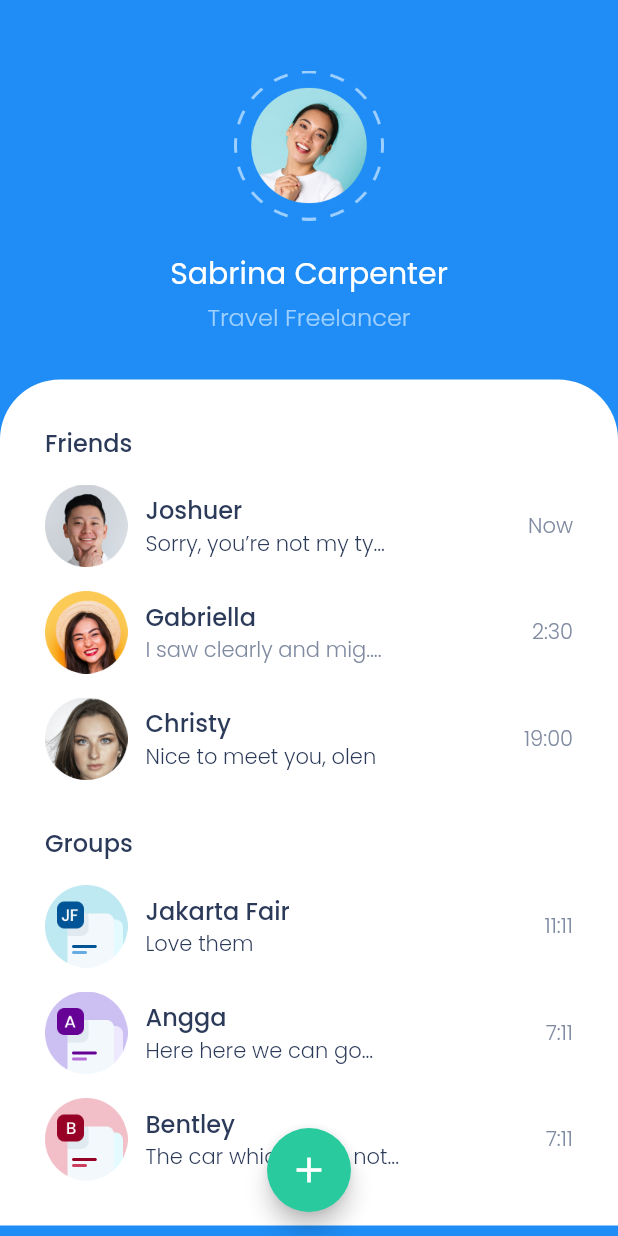
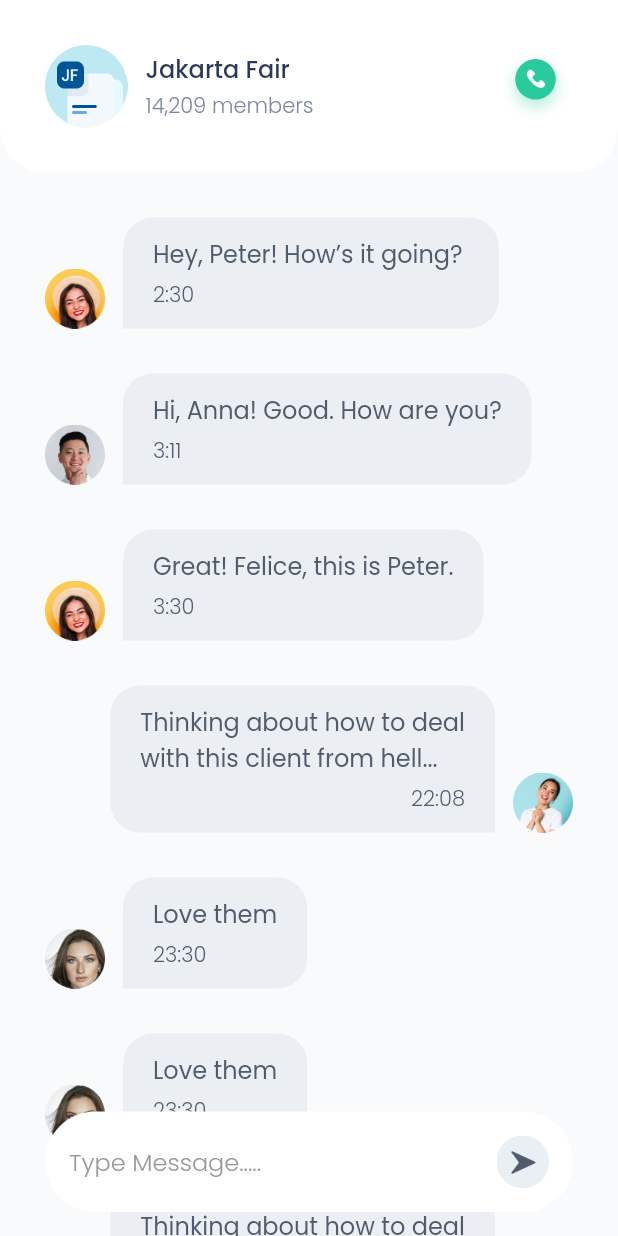
Before and after one commit to CrocoXXX/Flutter-Chatty_Design, a Flutter app: the screen it shows after launch, on a phone screen of 412 x 824 dp. Run offline on Flutter 3.47's test engine with Material 2 defaults, Android fonts, the phone set to English and light mode, and no system bars.

Commit message:
Message Page

```diff
--- a/lib/main.dart
+++ b/lib/main.dart
@@ -1,4 +1,5 @@
 import 'package:chatty_design/pages/homepage.dart';
+import 'package:chatty_design/pages/messagepage.dart';
 import 'package:flutter/material.dart';
 
 void main() => runApp(const MyApp());
@@ -11,6 +12,7 @@ class MyApp extends StatelessWidget {
     return MaterialApp(
       debugShowCheckedModeBanner: false,
       theme: ThemeData(fontFamily: 'Poppins'),
+      // home: const HomePage(),
       home: const MessagePage(),
     );
   }
--- /dev/null
+++ b/lib/pages(message)/body.dart
@@ -0,0 +1,57 @@
+import 'package:chatty_design/widgets/receiver_bubble.dart';
+import 'package:chatty_design/widgets/sender_bubble.dart';
+import 'package:flutter/material.dart';
+
+class Body extends StatelessWidget {
+  const Body({Key? key}) : super(key: key);
+
+  @override
+  Widget build(BuildContext context) {
+    return Padding(
+      padding: const EdgeInsets.symmetric(horizontal: 30),
+      child: Column(
+        // crossAxisAlignment: CrossAxisAlignment.start,
+        children: [
+          const SizedBox(
+            height: 30,
+          ),
+          ReceiverBubble(
+            imageUrl: 'assets/images/friend2.png',
+            text: 'Hey, Peter! How’s it going? ',
+            time: '2:30',
+          ),
+          ReceiverBubble(
+            imageUrl: 'assets/images/friend1.png',
+            text: 'Hi, Anna! Good. How are you?',
+            time: '3:11',
+          ),
+          ReceiverBubble(
+            imageUrl: 'assets/images/friend2.png',
+            text: 'Great! Felice, this is Peter.',
+            time: '3:30',
+          ),
+          SenderBubble(
+            imageUrl: 'assets/images/picProfile.png',
+            text: 'Thinking about how to deal\nwith this client from hell...',
+            time: '22:08',
+          ),
+          ReceiverBubble(
+            imageUrl: 'assets/images/friend3.png',
+            text: 'Love them',
+            time: '23:30',
+          ),
+          ReceiverBubble(
+            imageUrl: 'assets/images/friend3.png',
+            text: 'Love them',
+            time: '23:30',
+          ),
+          SenderBubble(
+            imageUrl: 'assets/images/picProfile.png',
+            text: 'Thinking about how to deal\nwith this client from hell...',
+            time: '22:08',
+          ),
+        ],
+      ),
+    );
+  }
+}
--- /dev/null
+++ b/lib/pages(message)/chat_input.dart
@@ -0,0 +1,34 @@
+import 'package:flutter/material.dart';
+
+class ChatInput extends StatelessWidget {
+  const ChatInput({Key? key}) : super(key: key);
+
+  @override
+  Widget build(BuildContext context) {
+    return Container(
+      width: MediaQuery.of(context).size.width - (2 * 30),
+      padding: const EdgeInsets.all(16),
+      decoration: BoxDecoration(
+        borderRadius: BorderRadius.circular(75),
+        color: const Color(0xffFFFFFF),
+      ),
+      child: Row(
+        mainAxisAlignment: MainAxisAlignment.spaceBetween,
+        children: [
+          const Text(
+            'Type Message.....',
+            style: TextStyle(
+              fontWeight: FontWeight.w300,
+              fontSize: 16,
+              color: Color(0xff999999),
+            ),
+          ),
+          Image.asset(
+            'assets/images/send_btn.png',
+            width: 35,
+          ),
+        ],
+      ),
+    );
+  }
+}
--- /dev/null
+++ b/lib/pages(message)/header.dart
@@ -0,0 +1,60 @@
+import 'package:chatty_design/theme.dart';
+import 'package:flutter/material.dart';
+
+class Header extends StatelessWidget {
+  const Header({Key? key}) : super(key: key);
+
+  @override
+  Widget build(BuildContext context) {
+    return Container(
+      width: double.infinity,
+      height: 115,
+      padding: const EdgeInsets.all(30),
+      decoration: BoxDecoration(
+        color: whiteColor,
+        borderRadius: const BorderRadius.vertical(
+          bottom: Radius.circular(30),
+        ),
+      ),
+      child: Column(
+        crossAxisAlignment: CrossAxisAlignment.start,
+        children: [
+          Row(
+            children: [
+              Image.asset(
+                'assets/images/group1.png',
+                width: 55,
+                height: 55,
+              ),
+              const SizedBox(
+                width: 12,
+              ),
+              Column(
+                crossAxisAlignment: CrossAxisAlignment.start,
+                children: [
+                  Text(
+                    'Jakarta Fair',
+                    style: titleStyle,
+                  ),
+                  const SizedBox(
+                    height: 2,
+                  ),
+                  Text(
+                    '14,209 members',
+                    style: subtitleStyle,
+                  ),
+                ],
+              ),
+              const Spacer(),
+              Image.asset(
+                'assets/images/call_btn.png',
+                width: 50,
+                height: 50,
+              ),
+            ],
+          ),
+        ],
+      ),
+    );
+  }
+}
--- a/lib/pages/homepage.dart
+++ b/lib/pages/homepage.dart
@@ -2,8 +2,8 @@ import 'package:chatty_design/theme.dart';
 import 'package:chatty_design/widgets/chat_tile.dart';
 import 'package:flutter/material.dart';
 
-class MessagePage extends StatelessWidget {
-  const MessagePage({Key? key}) : super(key: key);
+class HomePage extends StatelessWidget {
+  const HomePage({Key? key}) : super(key: key);
 
   @override
   Widget build(BuildContext context) {
--- /dev/null
+++ b/lib/pages/messagepage.dart
@@ -0,0 +1,31 @@
+import 'package:chatty_design/pages(message)/body.dart';
+import 'package:chatty_design/pages(message)/chat_input.dart';
+import 'package:chatty_design/pages(message)/header.dart';
+import 'package:chatty_design/theme.dart';
+import 'package:chatty_design/widgets/receiver_bubble.dart';
+import 'package:chatty_design/widgets/sender_bubble.dart';
+import 'package:flutter/material.dart';
+// import 'package:chatty_design/theme.dart';
+
+class MessagePage extends StatelessWidget {
+  const MessagePage({Key? key}) : super(key: key);
+
+  @override
+  Widget build(BuildContext context) {
+    return Scaffold(
+      backgroundColor: lightGrey,
+      floatingActionButton: ChatInput(),
+      floatingActionButtonLocation: FloatingActionButtonLocation.centerFloat,
+      body: SafeArea(
+        child: SingleChildScrollView(
+          child: Column(
+            children: const [
+              Header(),
+              Body(),
+            ],
+          ),
+        ),
+      ),
+    );
+  }
+}
--- a/lib/theme.dart
+++ b/lib/theme.dart
@@ -1,11 +1,13 @@
 import 'package:flutter/material.dart';
 
 Color blueColor = const Color(0xff1F8DF5);
+Color lightGrey = const Color(0xffF8FAFC);
 Color whiteColor = const Color(0xffFFFFFF);
 Color lightBlueColor = const Color(0xff9ED0FF);
 Color blackColor = const Color(0xff2C3A59);
 Color greyColor = const Color(0xff808BA2);
 Color greenColor = const Color(0xff29CB9E);
+Color backChat = const Color(0xffEBEFF3);
 
 TextStyle titleStyle = TextStyle(
   color: blackColor,
--- /dev/null
+++ b/lib/widgets/receiver_bubble.dart
@@ -0,0 +1,74 @@
+import 'package:chatty_design/theme.dart';
+import 'package:flutter/material.dart';
+
+class ReceiverBubble extends StatelessWidget {
+  // const ReceiverBubble({Key? key}) : super(key: key);
+
+  final String imageUrl;
+  final String text;
+  final String time;
+
+  ReceiverBubble({
+    required this.imageUrl,
+    required this.text,
+    required this.time,
+  });
+
+  @override
+  Widget build(BuildContext context) {
+    return Container(
+      margin: const EdgeInsets.only(bottom: 30),
+      child: Row(
+        crossAxisAlignment: CrossAxisAlignment.end,
+        children: [
+          Image.asset(
+            imageUrl,
+            width: 40,
+            height: 40,
+          ),
+          const SizedBox(
+            width: 12,
+          ),
+          Container(
+            // width: 180,
+            // height: 72,
+            padding: const EdgeInsets.symmetric(
+              horizontal: 20,
+              vertical: 12,
+            ),
+            decoration: BoxDecoration(
+              color: backChat,
+              borderRadius: const BorderRadius.only(
+                topLeft: Radius.circular(20),
+                topRight: Radius.circular(20),
+                bottomRight: Radius.circular(20),
+              ),
+            ),
+            child: Column(
+              crossAxisAlignment: CrossAxisAlignment.start,
+              children: [
+                Text(
+                  text,
+                  style: const TextStyle(
+                    fontSize: 16,
+                    color: Color(0xff505C6B),
+                  ),
+                ),
+                const SizedBox(
+                  height: 5,
+                ),
+                Text(
+                  time,
+                  style: const TextStyle(
+                    fontWeight: FontWeight.w300,
+                    color: Color(0xff505C6B),
+                  ),
+                ),
+              ],
+            ),
+          )
+        ],
+      ),
+    );
+  }
+}
--- /dev/null
+++ b/lib/widgets/sender_bubble.dart
@@ -0,0 +1,73 @@
+import 'package:chatty_design/theme.dart';
+import 'package:flutter/material.dart';
+
+class SenderBubble extends StatelessWidget {
+  // const SenderBubble({Key? key}) : super(key: key);
+
+  final String imageUrl;
+  final String text;
+  final String time;
+
+  SenderBubble({
+    required this.imageUrl,
+    required this.text,
+    required this.time,
+  });
+
+  @override
+  Widget build(BuildContext context) {
+    return Container(
+      margin: const EdgeInsets.only(bottom: 30),
+      child: Row(
+        mainAxisAlignment: MainAxisAlignment.end,
+        crossAxisAlignment: CrossAxisAlignment.end,
+        children: [
+          Container(
+            padding: const EdgeInsets.symmetric(
+              horizontal: 20,
+              vertical: 12,
+            ),
+            decoration: BoxDecoration(
+              color: backChat,
+              borderRadius: const BorderRadius.only(
+                topLeft: Radius.circular(20),
+                topRight: Radius.circular(20),
+                bottomLeft: Radius.circular(20),
+              ),
+            ),
+            child: Column(
+              crossAxisAlignment: CrossAxisAlignment.end,
+              children: [
+                Text(
+                  text,
+                  style: const TextStyle(
+                    fontSize: 16,
+                    color: Color(0xff505C6B),
+                  ),
+                ),
+                const SizedBox(
+                  height: 5,
+                ),
+                Text(
+                  time,
+                  style: const TextStyle(
+                    fontWeight: FontWeight.w300,
+                    color: Color(0xff505C6B),
+                  ),
+                ),
+              ],
+            ),
+          ),
+          const SizedBox(
+            width: 12,
+          ),
+          Image.asset(
+            imageUrl,
+            width: 40,
+            height: 40,
+          ),
+        ],
+      ),
+    );
+  }
+}
```
Also changed, not shown: assets/images/picProfile.png (added), assets/images/send_btn.png (added).
